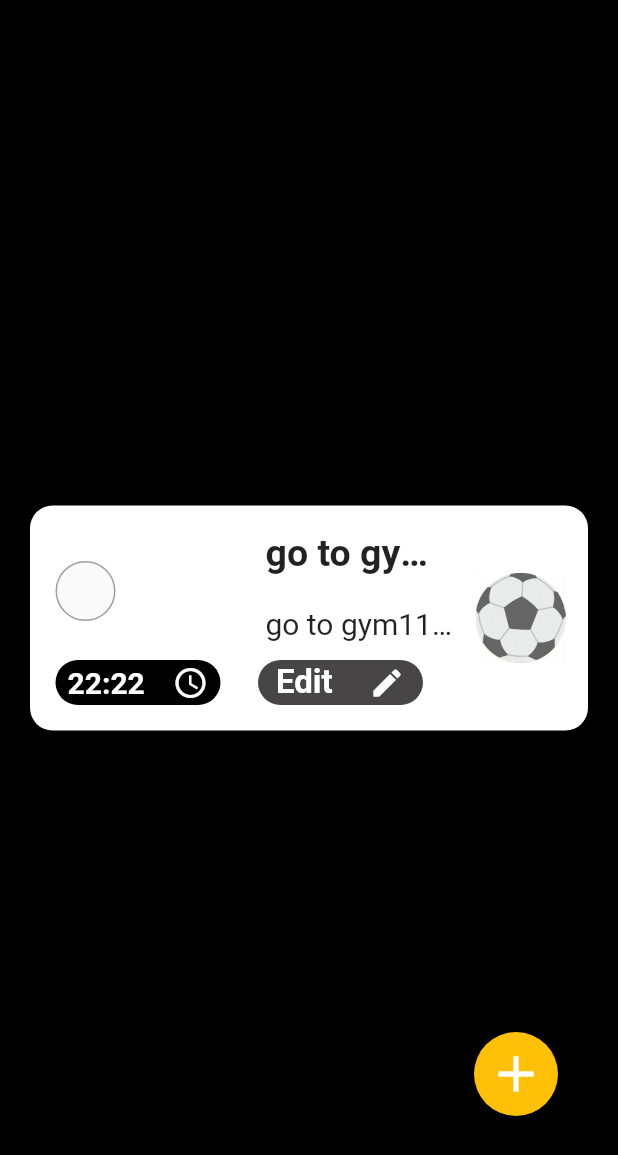
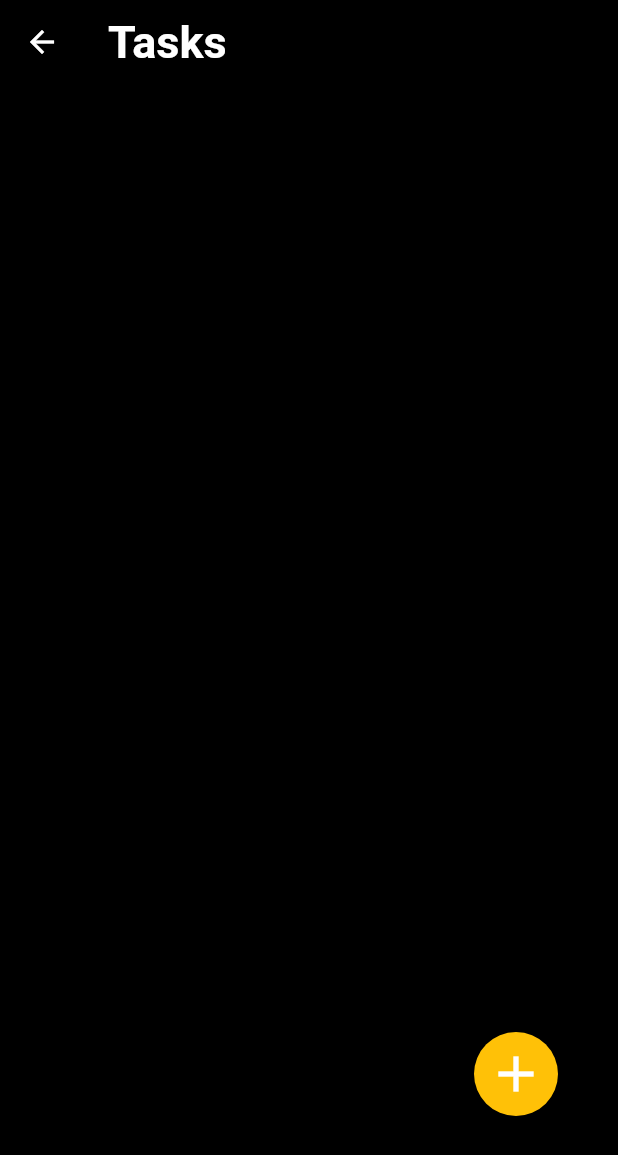
Before and after one commit to mehdishamekhi/reminder_app, a Flutter app: the MainScreen screen opened directly, on a phone screen of 412 x 824 dp. Shown: the top 1155 px of the screen. Run offline on Flutter 3.47's test engine with Material 2 defaults, Android fonts, the phone set to English and light mode, and no system bars; drawn by our look-alikes of roundcheckbox; our stand-ins replace animated_text_kit, hive, hive_flutter; missing offline and left inert: time_pickerr; accounts and stored records are empty.

Commit message:
add hive and use it for addin tasks on main page

```diff
--- a/lib/screens/main_screen.dart
+++ b/lib/screens/main_screen.dart
@@ -1,5 +1,7 @@
 import 'package:flutter/material.dart';
+import 'package:hive/hive.dart';
 import 'package:reminder_app/screens/add_task_screen.dart';
+import 'package:reminder_app/task.dart';
 import 'package:roundcheckbox/roundcheckbox.dart';
 
 class MainScreen extends StatelessWidget {
@@ -7,15 +9,63 @@ class MainScreen extends StatelessWidget {
 
   @override
   Widget build(BuildContext context) {
+    var taskbox = Hive.box<Task>('taskbox');
     return Scaffold(
+      appBar: AppBar(
+        title: const Text(
+          'Tasks',
+          style: TextStyle(
+            fontSize: 30,
+            fontWeight: FontWeight.bold,
+          ),
+        ),
+        backgroundColor: Colors.black,
+      ),
       body: Container(
         color: Colors.black,
         child: Stack(
           children: [
-            Center(
-              child: Padding(
+            ListView.builder(
+              itemCount: taskbox.length,
+              itemBuilder: (BuildContext context, int index) {
+                var tasks = taskbox.values.toList()[index];
+                return _taskitem(task: tasks);
+              },
+            ),
+            Positioned(
+              right: 40,
+              bottom: 80,
+              child: FloatingActionButton(
+                backgroundColor: Colors.amber,
+                splashColor: Colors.red,
+                onPressed: () {
+                  Navigator.of(context).push(_createRoute());
+                },
+                child: const Icon(
+                  Icons.add,
+                  size: 40,
+                ),
+              ),
+            ),
+          ],
+        ),
+      ),
+    );
+  }
+}
+
+class _taskitem extends StatelessWidget {
+  _taskitem({
+    required this.task,
+    super.key,
+  });
+  Task task;
+  @override
+  Widget build(BuildContext context) {
+    return Padding(
       padding: const EdgeInsets.symmetric(
         horizontal: 20,
+        vertical: 20,
       ),
       child: Container(
         decoration: const BoxDecoration(
@@ -45,17 +95,17 @@ class MainScreen extends StatelessWidget {
                             onTap: (ontap) {},
                           ),
                         ),
-                                  const Column(
+                        Column(
                           children: [
                             Padding(
-                                        padding: EdgeInsets.only(bottom: 20),
+                              padding: const EdgeInsets.only(bottom: 20),
                               child: SizedBox(
                                 width: 130,
                                 height: 30,
                                 child: Text(
-                                            'go to gym111',
+                                  task.title,
                                   overflow: TextOverflow.ellipsis,
-                                            style: TextStyle(
+                                  style: const TextStyle(
                                     fontSize: 25,
                                     fontWeight: FontWeight.bold,
                                   ),
@@ -66,8 +116,8 @@ class MainScreen extends StatelessWidget {
                               width: 130,
                               height: 30,
                               child: Text(
-                                          'go to gym1111',
-                                          style: TextStyle(fontSize: 20),
+                                task.subtitle,
+                                style: const TextStyle(fontSize: 20),
                                 overflow: TextOverflow.ellipsis,
                               ),
                             ),
@@ -85,21 +135,20 @@ class MainScreen extends StatelessWidget {
                             color: Colors.black,
                             borderRadius: BorderRadius.circular(15),
                           ),
-                                    child: const Padding(
-                                      padding:
-                                          EdgeInsets.symmetric(horizontal: 8),
+                          child: Padding(
+                            padding: const EdgeInsets.symmetric(horizontal: 8),
                             child: Row(
                               children: [
                                 Text(
-                                            '22:22',
-                                            style: TextStyle(
+                                  '${task.time.hour} : ${task.time.minute}',
+                                  style: const TextStyle(
                                     color: Colors.white,
                                     fontSize: 20,
                                     fontWeight: FontWeight.bold,
                                   ),
                                 ),
-                                          Spacer(),
-                                          Icon(
+                                const Spacer(),
+                                const Icon(
                                   Icons.schedule,
                                   color: Colors.white,
                                 )
@@ -112,12 +161,11 @@ class MainScreen extends StatelessWidget {
                           height: 30,
                           width: 110,
                           decoration: BoxDecoration(
-                                      color: Color.fromARGB(255, 71, 69, 69),
+                            color: const Color.fromARGB(255, 71, 69, 69),
                             borderRadius: BorderRadius.circular(15),
                           ),
                           child: const Padding(
-                                      padding:
-                                          EdgeInsets.symmetric(horizontal: 12),
+                            padding: EdgeInsets.symmetric(horizontal: 12),
                             child: Row(
                               children: [
                                 Text(
@@ -153,26 +201,6 @@ class MainScreen extends StatelessWidget {
           ),
         ),
       ),
-              ),
-            ),
-            Positioned(
-              right: 40,
-              bottom: 80,
-              child: FloatingActionButton(
-                backgroundColor: Colors.amber,
-                splashColor: Colors.red,
-                onPressed: () {
-                  Navigator.of(context).push(_createRoute());
-                },
-                child: const Icon(
-                  Icons.add,
-                  size: 40,
-                ),
-              ),
-            ),
-          ],
-        ),
-      ),
     );
   }
 }
--- /dev/null
+++ b/lib/task.dart
@@ -0,0 +1,20 @@
+import 'package:hive/hive.dart';
+part 'task.g.dart';
+
+@HiveType(typeId: 1)
+class Task extends HiveObject {
+  @HiveField(0)
+  String title;
+  @HiveField(1)
+  String subtitle;
+  @HiveField(2)
+  bool isdone;
+  @HiveField(3)
+  DateTime time;
+  Task({
+    required this.title,
+    required this.subtitle,
+    this.isdone = false,
+    required this.time,
+  });
+}
--- a/pubspec.yaml
+++ b/pubspec.yaml
@@ -33,6 +33,9 @@ dependencies:
   animated_text_kit: ^4.2.2
   roundcheckbox: ^2.0.5
   time_pickerr: ^1.0.6
+  hive: ^2.2.3
+  hive_flutter: ^1.1.0
+
 
   # The following adds the Cupertino Icons font to your application.
   # Use with the CupertinoIcons class for iOS style icons.
@@ -41,7 +44,8 @@ dependencies:
 dev_dependencies:
   flutter_test:
     sdk: flutter
-
+  hive_generator: ^2.0.0
+  build_runner: ^2.4.5
   # The "flutter_lints" package below contains a set of recommended lints to
   # encourage good coding practices. The lint set provided by the package is
   # activated in the `analysis_options.yaml` file located at the root of your
```
Also changed, not shown: lib/main.dart (+6 -1 lines), lib/screens/add_task_screen.dart (+29 -8 lines), lib/model/task.dart (deleted), lib/task.g.dart (added), pubspec.lock, 10 other files. Lines whose indentation alone changed are shown as unchanged.
